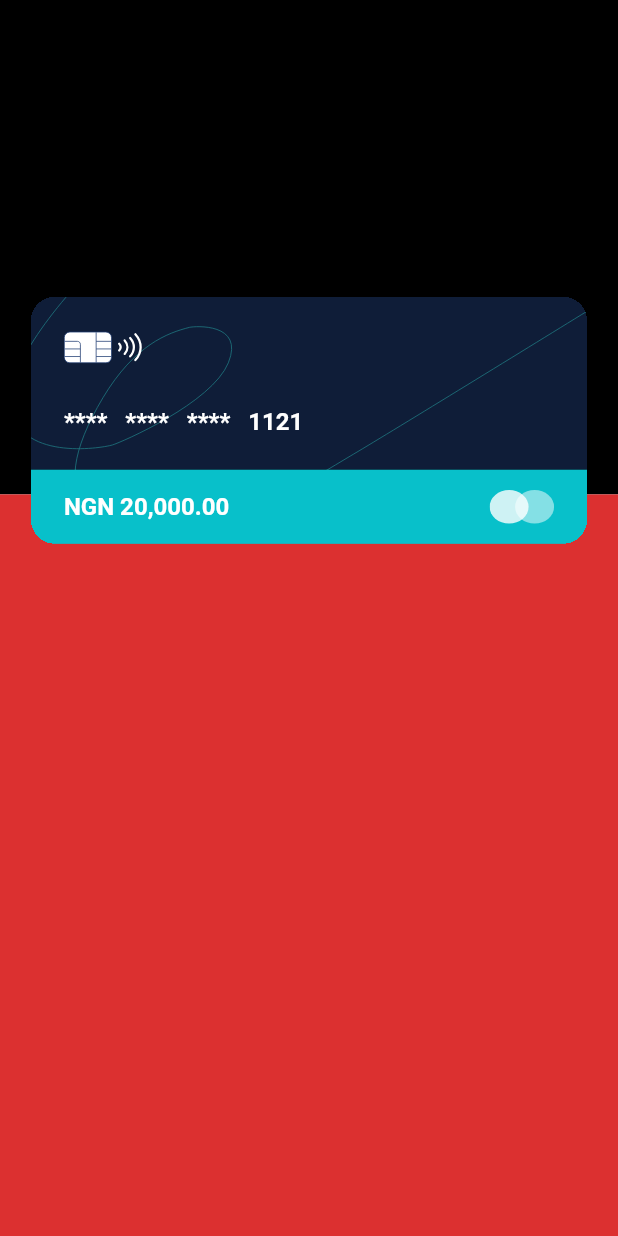
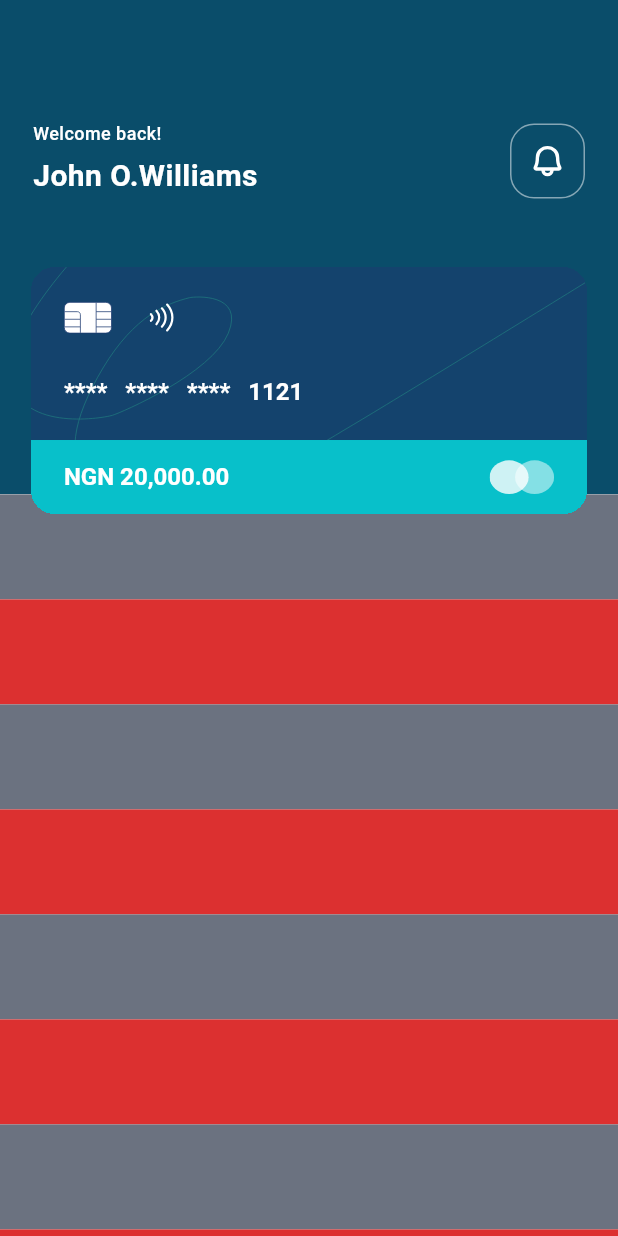
Before and after one commit to PayZilla/PayZilla-Mobile, a Flutter app: the DashboardScreen screen opened directly, on a phone screen of 412 x 824 dp. Run offline on Flutter 3.47's test engine with Material 2 defaults, Android fonts, the phone set to English and light mode, and no system bars; drawn by our look-alikes of overlay_support; our stand-ins replace cached_network_image, connectivity_plus, dartz, dio, equatable, firebase_crashlytics and 12 more; missing offline and left inert: requests_inspector, webview_flutter_android, webview_flutter_wkwebview; accounts and stored records are empty; Roboto replaces fonts that are missing (Gilroy); statements that could not run were skipped; project files that could hold a hidden picture were left out.

Commit message:
created the dashboard top widget

```diff
--- a/lib/features/dashboard/presentation/screen/dashboard_screen.dart
+++ b/lib/features/dashboard/presentation/screen/dashboard_screen.dart
@@ -2,6 +2,8 @@ import 'package:flutter/material.dart';
 import 'package:pay_zilla/config/config.dart';
 import 'package:pay_zilla/features/dashboard/dashboard.dart';
 import 'package:pay_zilla/features/ui_widgets/ui_widgets.dart';
+import 'package:pay_zilla/functional_utils/functional_utils.dart';
+import 'package:phosphor_flutter/phosphor_flutter.dart';
 
 class DashboardScreen extends StatefulWidget {
   const DashboardScreen({super.key});
@@ -24,20 +26,80 @@ class _DashboardScreenState extends State<DashboardScreen> {
                 heightFactor: .4,
                 alignment: Alignment.topCenter,
                 child: Container(
-                  color: AppColors.black,
+                  padding: EdgeInsets.only(
+                    left: Insets.dim_22,
+                    top: context.getHeight(.1),
+                    right: Insets.dim_22,
+                  ),
+                  color: AppColors.btnPrimaryColor,
+                  child: Row(
+                    crossAxisAlignment: CrossAxisAlignment.start,
+                    children: [
+                      Column(
+                        crossAxisAlignment: CrossAxisAlignment.start,
+                        children: [
+                          Text(
+                            'Welcome back!',
+                            style: context.textTheme.bodyMedium!.copyWith(
+                              color: AppColors.white,
+                              fontWeight: FontWeight.w500,
+                              fontSize: 12,
+                              letterSpacing: 0.30,
+                            ),
+                          ),
+                          const YBox(Insets.dim_10),
+                          Text(
+                            'John O.Williams',
+                            style: context.textTheme.bodyMedium!.copyWith(
+                              color: AppColors.white,
+                              fontWeight: FontWeight.w700,
+                              fontSize: 20,
+                              letterSpacing: 0.30,
+                            ),
+                          ),
+                        ],
+                      ),
+                      const Spacer(),
+                      Container(
+                        height: 50,
+                        width: 50,
+                        decoration: BoxDecoration(
+                          border: Border.all(
+                            color: AppColors.white.withOpacity(0.5),
+                          ),
+                          borderRadius: Corners.mdBorder,
+                        ),
+                        child: const Icon(
+                          PhosphorIcons.bellBold,
+                          color: AppColors.white,
+                        ),
+                      )
+                    ],
+                  ),
                 ),
               ),
               FractionallySizedBox(
                 heightFactor: .6,
                 alignment: Alignment.bottomCenter,
                 child: Container(
-                  color: AppColors.borderErrorColor,
+                  color: AppColors.white,
+                  child: ListView(
+                    children: List.generate(
+                      50,
+                      (index) => Container(
+                        height: 70,
+                        color: index.isEven
+                            ? AppColors.textBodyColor
+                            : AppColors.borderErrorColor,
+                      ),
+                    ).toList(),
+                  ),
                 ),
               ),
             ],
           ),
           const Align(
-            alignment: Alignment(0, -0.4),
+            alignment: Alignment(0, -0.46),
             child: AtmCardWidget(),
           )
         ],
--- a/lib/features/dashboard/presentation/widget/card_widget.dart
+++ b/lib/features/dashboard/presentation/widget/card_widget.dart
@@ -42,6 +42,7 @@ class AtmCardWidget extends StatelessWidget {
                   Row(
                     children: [
                       LocalSvgImage(atmChipSvg),
+                      const XBox(Insets.dim_22),
                       LocalSvgImage(atmNfcSvg),
                     ],
                   ),
```
